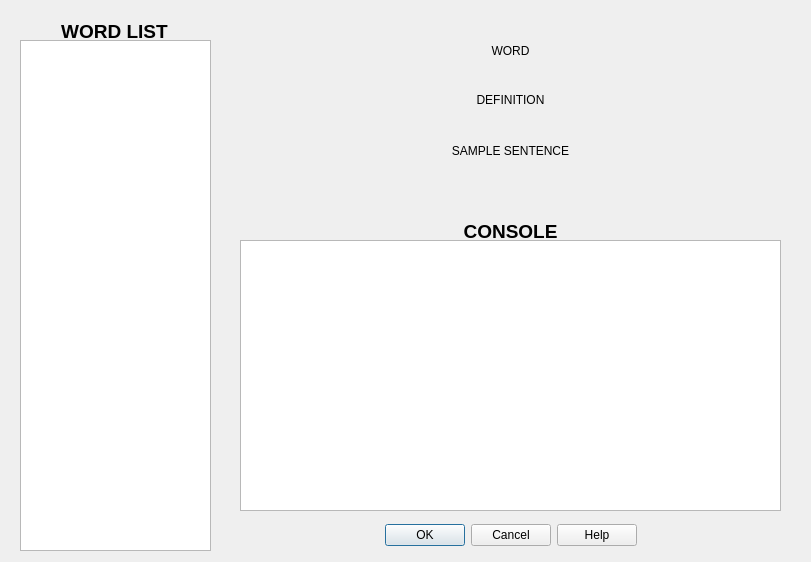
Before: the Qt Designer form GUI/main.ui in Yee172/AlphabetQs, drawn with Qt 5.
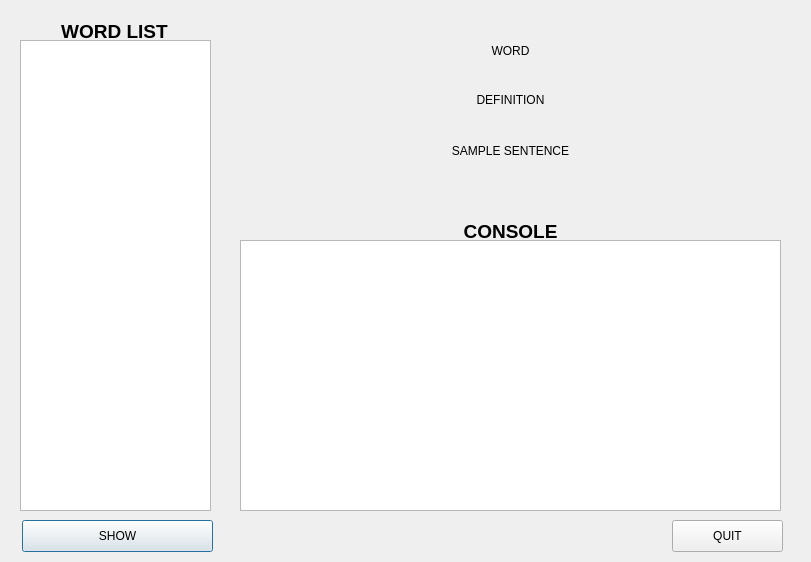
After: the same form once the commit is applied.

```diff
--- a/GUI/main.ui
+++ b/GUI/main.ui
@@ -16,32 +16,13 @@
   <property name="locale">
    <locale language="English" country="UnitedStates"/>
   </property>
-  <widget class="QDialogButtonBox" name="buttonBox">
-   <property name="geometry">
-    <rect>
-     <x>240</x>
-     <y>510</y>
-     <width>541</width>
-     <height>51</height>
-    </rect>
-   </property>
-   <property name="orientation">
-    <enum>Qt::Horizontal</enum>
-   </property>
-   <property name="standardButtons">
-    <set>QDialogButtonBox::Cancel|QDialogButtonBox::Help|QDialogButtonBox::Ok</set>
-   </property>
-   <property name="centerButtons">
-    <bool>true</bool>
-   </property>
-  </widget>
   <widget class="QListView" name="WordList">
    <property name="geometry">
     <rect>
      <x>20</x>
      <y>40</y>
      <width>191</width>
-     <height>511</height>
+     <height>471</height>
     </rect>
    </property>
    <property name="locale">
@@ -192,6 +173,32 @@
     <set>Qt::AlignCenter</set>
    </property>
   </widget>
+  <widget class="QPushButton" name="button_show_wordlist">
+   <property name="geometry">
+    <rect>
+     <x>22</x>
+     <y>520</y>
+     <width>191</width>
+     <height>32</height>
+    </rect>
+   </property>
+   <property name="text">
+    <string>SHOW</string>
+   </property>
+  </widget>
+  <widget class="QPushButton" name="button_quit">
+   <property name="geometry">
+    <rect>
+     <x>672</x>
+     <y>520</y>
+     <width>111</width>
+     <height>32</height>
+    </rect>
+   </property>
+   <property name="text">
+    <string>QUIT</string>
+   </property>
+  </widget>
   <action name="actionread_in">
    <property name="checkable">
     <bool>false</bool>
```
Left out of the diff: 32 changed lines with no effect on the pictures.
